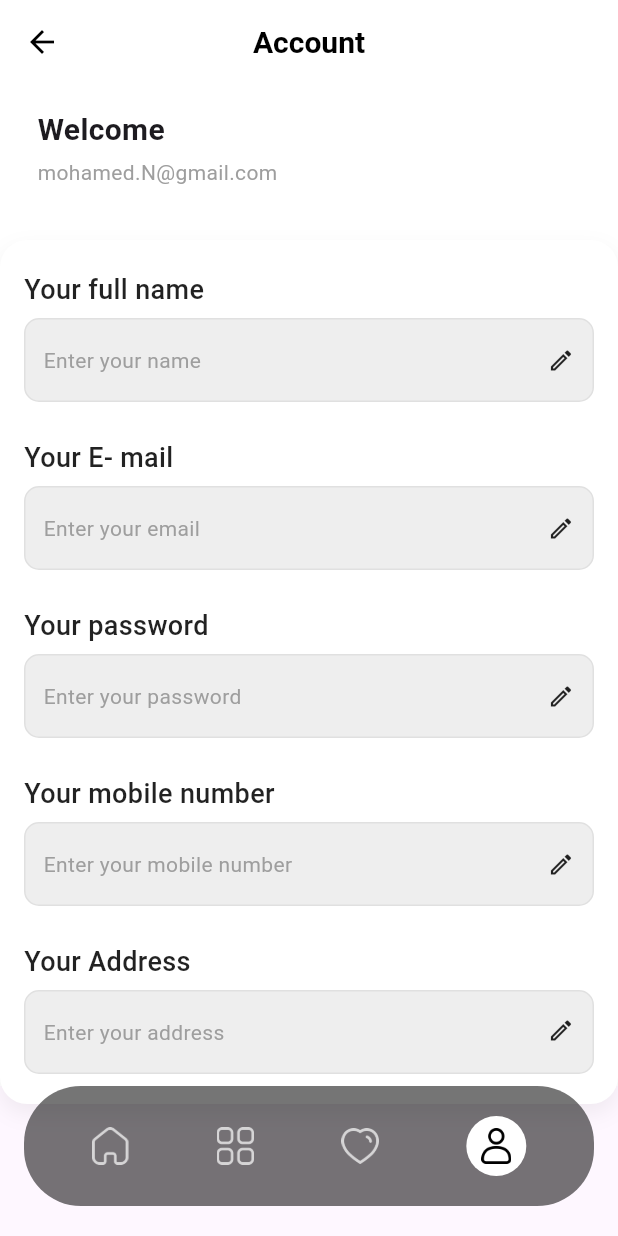
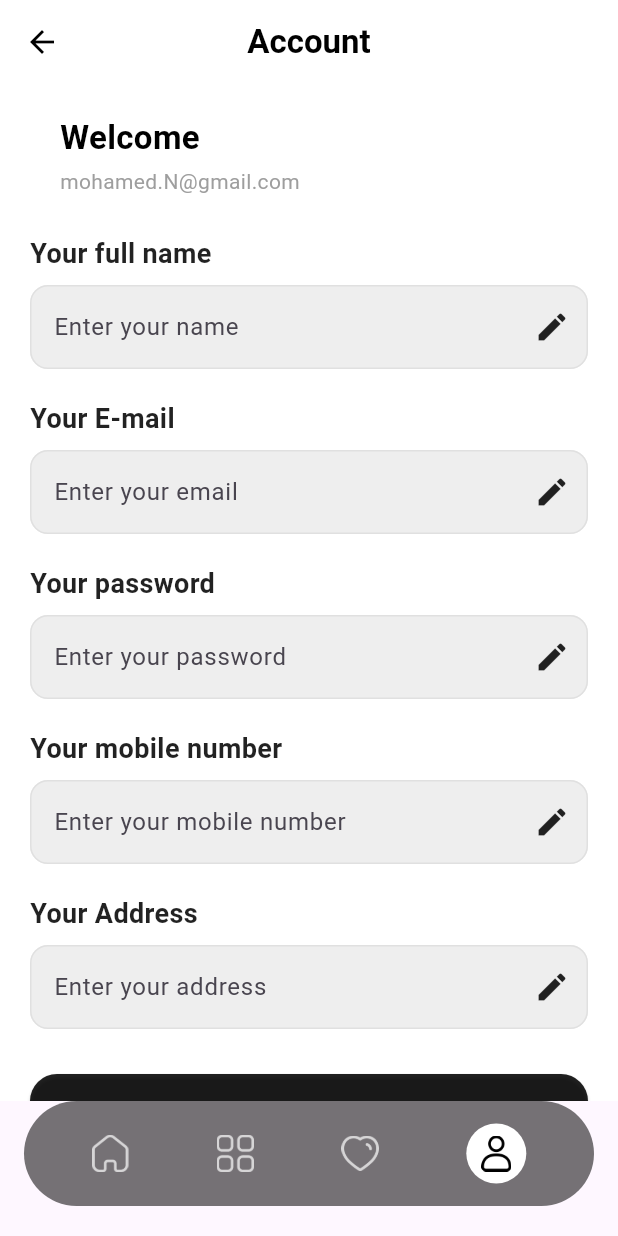
Before and after one commit to zeinabmhammed/ShoppinGo, a Flutter app: the MainLayout screen opened by its route, item 4 of the bottom bar chosen, on a phone screen of 412 x 824 dp. Run offline on Flutter 3.47's test engine with Material 3 defaults, Android fonts, the phone set to English and light mode, and no system bars; our stand-ins replace dio, flutter_screenutil, flutter_svg, get_it, injectable, pretty_dio_logger; network calls fail.

Commit message:
Refactor Auth structure and revamp Profile Tab UI
- Restructure Auth feature folder hierarchy, moving screens to `presentation` layer and updating imports in `RouteGenerator`.
- Overhaul `ProfileTab` UI:
    - Replace read-only account details with editable `TextFormField` widgets.
    - Add "Save Changes" button and update layout styling.
    - Implement `AccountField` widget for cleaner code.
- Introduce reusable core components:
    - `BuildTextField`: A customizable text input with validation and password toggling.
    - `CustomElevatedButton`: A stylized button with support for icons and stadium borders.
- Update UI styling:
    - Adjust dimensions and colors in `CustomAdsWidget`.
    - Tweak padding in `MainLayout` BottomNavigationBar.
- Remove unused SVG and PNG assets (`splash_background`, `routeAppbar`, etc.).

```diff
--- a/lib/core/routes_manager/route_generator.dart
+++ b/lib/core/routes_manager/route_generator.dart
@@ -1,7 +1,7 @@
 import 'package:ecommerce/core/routes_manager/routes.dart';
-import 'package:ecommerce/features/auth/screens/SignIn/sign_in_screen.dart';
-import 'package:ecommerce/features/auth/screens/SignUp/sign_up_screen.dart';
-import 'package:ecommerce/features/auth/screens/welcome_screen.dart';
+import 'package:ecommerce/features/auth/presentation/screens/SignInScreen/screen/sign_in_screen.dart';
+import 'package:ecommerce/features/auth/presentation/screens/SignUpScreen/screen/sign_up_screen.dart';
+import 'package:ecommerce/features/auth/presentation/welcome_screen.dart';
 import 'package:ecommerce/features/cart/screens/cart_screen.dart';
 import 'package:ecommerce/features/main_layout/main_layout.dart';
 import 'package:ecommerce/features/product_details/presentation/screens/product_details.dart';
--- a/lib/features/main_layout/main_layout.dart
+++ b/lib/features/main_layout/main_layout.dart
@@ -1,5 +1,4 @@
 import 'package:ecommerce/core/resources/assets_manager.dart';
-import 'package:ecommerce/core/widget/home_screen_app_bar.dart';
 import 'package:ecommerce/features/main_layout/categories/categories_tab.dart';
 import 'package:ecommerce/features/main_layout/favorites/favourite_screen.dart';
 import 'package:ecommerce/features/main_layout/home/home_tab.dart';
@@ -29,7 +28,7 @@ class _MainLayoutState extends State<MainLayout> {
       body: tabs[currentIndex],
       bottomNavigationBar: Container(
         margin: const EdgeInsets.only(left: 16, right: 16, bottom: 20),
-        padding: const EdgeInsets.symmetric(vertical: 20, horizontal: 16),
+        padding: const EdgeInsets.symmetric(vertical: 15, horizontal: 16),
         decoration: BoxDecoration(
           color: Colors.black54,
           borderRadius: BorderRadius.circular(38),
--- a/lib/features/main_layout/profile_tab/profile_tab.dart
+++ b/lib/features/main_layout/profile_tab/profile_tab.dart
@@ -10,97 +10,119 @@ class ProfileTab extends StatelessWidget {
 
       appBar: AppBar(
         backgroundColor: Colors.white,
+        elevation: 0,
         centerTitle: true,
         title: const Text(
-          'Account',
-          style: TextStyle(
-            color: Colors.black,
-            fontWeight: FontWeight.w600,
-            fontSize: 20,
+          "Account",
+          style: TextStyle(color: Colors.black, fontWeight: FontWeight.w600),
+        ),
+        leading: IconButton(
+          icon: const Icon(Icons.arrow_back, color: Colors.black),
+          onPressed: () => Navigator.pop(context),
         ),
       ),
-        iconTheme: const IconThemeData(color: Colors.black),
-      ),
-      body: Column(
+
+      body: SingleChildScrollView(
+        padding: const EdgeInsets.symmetric(horizontal: 20, vertical: 10),
+        child: Column(
           crossAxisAlignment: CrossAxisAlignment.start,
           children: [
             Padding(
-            padding: const EdgeInsets.only(left: 25,top: 16),
+              padding: const EdgeInsets.only(left: 20, top: 10),
               child: Column(
                 crossAxisAlignment: CrossAxisAlignment.start,
                 children: const [
                   Text(
-                  'Welcome',
-                  style: TextStyle(fontSize: 20, fontWeight: FontWeight.w600),
+                    "Welcome",
+                    style: TextStyle(
+                      fontSize: 22,
+                      fontWeight: FontWeight.w600,
+                      color: Colors.black,
+                    ),
                   ),
                   SizedBox(height: 4),
                   Text(
-                  'mohamed.N@gmail.com',
+                    "mohamed.N@gmail.com",
                     style: TextStyle(fontSize: 14, color: Colors.grey),
                   ),
                 ],
               ),
             ),
-          const SizedBox(height: 35),
 
-          Container(
+            const SizedBox(height: 25),
+
+            const AccountField(
+              label: "Your full name",
+              hint: "Enter your name",
+            ),
+            const SizedBox(height: 20),
+
+            const AccountField(
+                label: "Your E-mail",
+                hint: "Enter your email"
+            ),
+            const SizedBox(height: 20),
+
+            const AccountField(
+              label: "Your password",
+              hint: "Enter your password",
+              isPassword: true,
+            ),
+            const SizedBox(height: 20),
+
+            const AccountField(
+              label: "Your mobile number",
+              hint: "Enter your mobile number",
+            ),
+            const SizedBox(height: 20),
+
+            const AccountField(
+              label: "Your Address",
+              hint: "Enter your address",
+            ),
+
+            const SizedBox(height: 30),
+
+            SizedBox(
               width: double.infinity,
-            padding: const EdgeInsets.symmetric(horizontal: 16, vertical: 20),
-            decoration: BoxDecoration(
+              child: ElevatedButton(
+                onPressed: () {
+                  print("Save Changes clicked");
+                },
+                style: ElevatedButton.styleFrom(
+                  backgroundColor: Colors.black87,
+                  padding: const EdgeInsets.symmetric(vertical: 16),
+                  shape: RoundedRectangleBorder(
+                    borderRadius: BorderRadius.circular(18),
+                  ),
+                ),
+                child: const Text(
+                  "Save Changes",
+                  style: TextStyle(
+                    fontSize: 18,
                     color: Colors.white,
-              borderRadius: BorderRadius.circular(18),
-              boxShadow: [
-                BoxShadow(
-                  color: Colors.black.withOpacity(0.06),
-                  blurRadius: 12,
-                  offset: const Offset(0, 6),
+                    fontWeight: FontWeight.w600,
+                  ),
+                ),
+              ),
             ),
           ],
         ),
-            child: Column(
-              children: const [
-                _AccountField(
-                  label: 'Your full name',
-                  value: 'Enter your name',
-                ),
-                SizedBox(height: 24),
-                _AccountField(label: 'Your E- mail', value: 'Enter your email'),
-                SizedBox(height: 24),
-                _AccountField(
-                  label: 'Your password',
-                  value: 'Enter your password',
-                  isPassword: true,
-                ),
-                SizedBox(height: 24),
-                _AccountField(
-                  label: 'Your mobile number',
-                  value: 'Enter your mobile number',
-                ),
-                SizedBox(height: 24),
-                _AccountField(
-                  label: 'Your Address',
-                  value: 'Enter your address',
-                  maxLines: 2,
-                ),
-              ],
-            ),
-          ),
-        ],
       ),
     );
   }
 }
 
-class _AccountField extends StatelessWidget {
+class AccountField extends StatelessWidget {
   final String label;
-  final String value;
+  final String hint;
   final bool isPassword;
   final int maxLines;
 
-  const _AccountField({
+  const AccountField({
     super.key,
     required this.label,
-    required this.value,
+    required this.hint,
     this.isPassword = false,
     this.maxLines = 1,
   });
@@ -110,46 +132,36 @@ class _AccountField extends StatelessWidget {
     return Column(
       crossAxisAlignment: CrossAxisAlignment.start,
       children: [
-        // Label
         Text(
           label,
           style: const TextStyle(
             fontSize: 18,
+            fontWeight: FontWeight.w600,
             color: Colors.black87,
-            fontWeight: FontWeight.w500,
           ),
         ),
-        const SizedBox(height: 6),
-        // Readonly field style
-        Container(
-          padding: const EdgeInsets.symmetric(horizontal: 12, vertical: 17),
-          decoration: BoxDecoration(
-            borderRadius: BorderRadius.circular(10),
-            border: Border.all(color: Colors.grey.shade300),
-            color: Colors.grey.shade200,
+        const SizedBox(height: 8),
+
+        TextFormField(
+          obscureText: isPassword,
+          maxLines: maxLines,
+          decoration: InputDecoration(
+            hintText: hint,
+            filled: true,
+            fillColor: Colors.grey.shade200,
+            suffixIcon: const Icon(Icons.edit, color: Colors.black87),
+            contentPadding: const EdgeInsets.symmetric(
+              horizontal: 12,
+              vertical: 16,
             ),
-          child: Row(
-            crossAxisAlignment: maxLines > 1
-                ? CrossAxisAlignment.start
-                : CrossAxisAlignment.center,
-            children: [
-              // Text
-              Expanded(
-                child: Text(
-                  value,
-                  maxLines: maxLines,
-                  overflow: TextOverflow.ellipsis,
-                  style: const TextStyle(fontSize: 14, color: Colors.grey),
+            enabledBorder: OutlineInputBorder(
+              borderRadius: BorderRadius.circular(12),
+              borderSide: BorderSide(color: Colors.grey.shade300),
             ),
+            focusedBorder: OutlineInputBorder(
+              borderRadius: BorderRadius.circular(12),
+              borderSide: const BorderSide(color: Colors.black87, width: 1.2),
             ),
-              const SizedBox(width: 8),
-              // Edit icon
-              const Icon(
-                Icons.mode_edit_outlined,
-                size: 18,
-                color: Colors.black87,
-              ),
-            ],
           ),
         ),
       ],
--- a/lib/features/splash_screen/splash_screen.dart
+++ b/lib/features/splash_screen/splash_screen.dart
@@ -1,5 +1,5 @@
-import 'package:ecommerce/features/auth/screens/welcome_screen.dart';
 import 'package:flutter/material.dart';
+import '../auth/presentation/welcome_screen.dart';
 
 class SplashScreen extends StatefulWidget {
   const SplashScreen({super.key});
```
Also changed, not shown: lib/core/widget/custom_elevated_button.dart (added, +58 -0 lines), lib/core/widget/main_text_field.dart (added, +175 -0 lines), lib/features/main_layout/home/presentation/widgets/custom_ads_widget.dart (+4 -4 lines), assets/images/splashScreen.png (deleted), assets/images/splash_background.png (deleted), assets/svg_images/edit.svg (deleted), assets/svg_images/routeAppbar.svg (deleted), lib/features/auth/presentation/screens/SignInScreen/screen/sign_in_screen.dart (renamed from lib/features/auth/screens/SignIn/sign_in_screen.dart), lib/features/auth/presentation/screens/SignUpScreen/screen/sign_up_screen.dart (renamed from lib/features/auth/screens/SignUp/sign_up_screen.dart), lib/features/auth/presentation/welcome_screen.dart (renamed from lib/features/auth/screens/welcome_screen.dart). Lines whose indentation alone changed are shown as unchanged.
